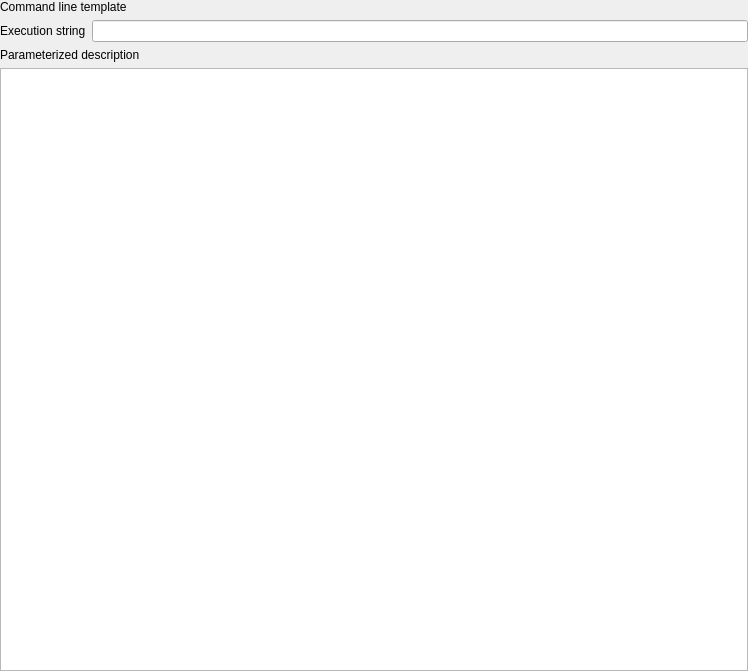
Qt form src/plugins/workflow_designer/src/library/create_cmdline_based_worker/CreateCmdlineBasedWorkerWizardCommandTemplatePage.ui (violethaze74/ugene) before a commit.
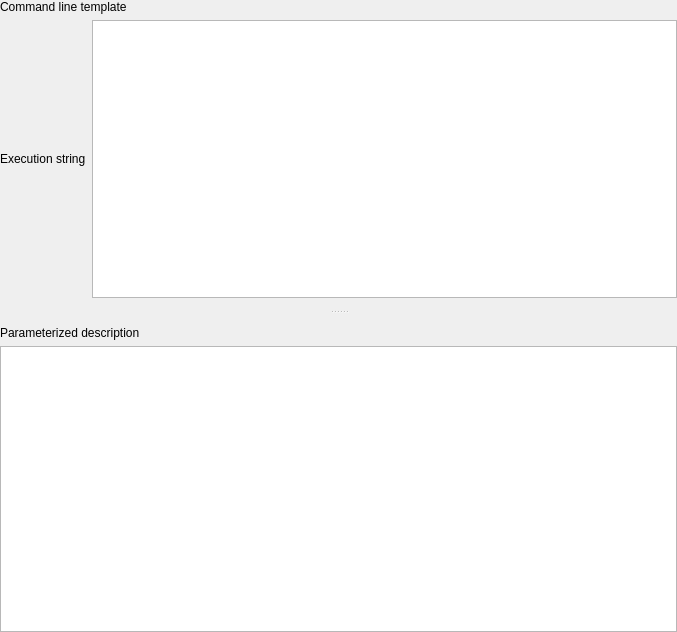
The same form after that commit.

Commit message: UGENE-6423: Make "Execution string" field multiline in the "Create Element with Command Line Tool" dialog

The edit to the form file:
```diff
--- a/src/plugins/workflow_designer/src/library/create_cmdline_based_worker/CreateCmdlineBasedWorkerWizardCommandTemplatePage.ui
+++ b/src/plugins/workflow_designer/src/library/create_cmdline_based_worker/CreateCmdlineBasedWorkerWizardCommandTemplatePage.ui
@@ -6,8 +6,8 @@
    <rect>
     <x>0</x>
     <y>0</y>
-    <width>748</width>
-    <height>671</height>
+    <width>677</width>
+    <height>632</height>
    </rect>
   </property>
   <property name="windowTitle">
@@ -34,22 +34,81 @@
     </widget>
    </item>
    <item>
-    <layout class="QHBoxLayout" name="templatelayout">
+    <widget class="QSplitter" name="splitter">
+     <property name="orientation">
+      <enum>Qt::Vertical</enum>
+     </property>
+     <property name="childrenCollapsible">
+      <bool>false</bool>
+     </property>
+     <widget class="QWidget" name="templateContainer" native="true">
+      <property name="sizePolicy">
+       <sizepolicy hsizetype="Preferred" vsizetype="Minimum">
+        <horstretch>0</horstretch>
+        <verstretch>0</verstretch>
+       </sizepolicy>
+      </property>
+      <layout class="QHBoxLayout" name="templateLayout">
      <property name="sizeConstraint">
       <enum>QLayout::SetMinAndMaxSize</enum>
      </property>
+       <property name="leftMargin">
+        <number>0</number>
+       </property>
+       <property name="topMargin">
+        <number>0</number>
+       </property>
+       <property name="rightMargin">
+        <number>0</number>
+       </property>
+       <property name="bottomMargin">
+        <number>12</number>
+       </property>
      <item>
       <widget class="QLabel" name="lblTemplate">
+         <property name="sizePolicy">
+          <sizepolicy hsizetype="Preferred" vsizetype="MinimumExpanding">
+           <horstretch>0</horstretch>
+           <verstretch>0</verstretch>
+          </sizepolicy>
+         </property>
        <property name="text">
         <string>Execution string</string>
        </property>
       </widget>
      </item>
      <item>
-      <widget class="QLineEdit" name="leTemplate"/>
-     </item>
-    </layout>
-   </item>
+        <widget class="QTextEdit" name="teTemplate">
+         <property name="sizePolicy">
+          <sizepolicy hsizetype="Expanding" vsizetype="Minimum">
+           <horstretch>0</horstretch>
+           <verstretch>0</verstretch>
+          </sizepolicy>
+         </property>
+         <property name="minimumSize">
+          <size>
+           <width>0</width>
+           <height>75</height>
+          </size>
+         </property>
+        </widget>
+       </item>
+      </layout>
+     </widget>
+     <widget class="QWidget" name="prompterContainer" native="true">
+      <layout class="QVBoxLayout" name="verticalLayout_2">
+       <property name="leftMargin">
+        <number>0</number>
+       </property>
+       <property name="topMargin">
+        <number>12</number>
+       </property>
+       <property name="rightMargin">
+        <number>0</number>
+       </property>
+       <property name="bottomMargin">
+        <number>0</number>
+       </property>
    <item>
     <widget class="QLabel" name="lblPrompter">
      <property name="text">
@@ -66,6 +125,10 @@
 &lt;/style&gt;&lt;/head&gt;&lt;body style=&quot; font-family:'.SF NS Text'; font-size:13pt; font-weight:400; font-style:normal;&quot;&gt;
 &lt;p style=&quot;-qt-paragraph-type:empty; margin-top:12px; margin-bottom:12px; margin-left:0px; margin-right:0px; -qt-block-indent:0; text-indent:0px; font-family:'MS Shell Dlg 2'; font-size:8.25pt;&quot;&gt;&lt;br /&gt;&lt;/p&gt;&lt;/body&gt;&lt;/html&gt;</string>
      </property>
+        </widget>
+       </item>
+      </layout>
+     </widget>
     </widget>
    </item>
   </layout>
```
Lines whose indentation alone changed are shown as unchanged. The commit also changes 2 other files.
